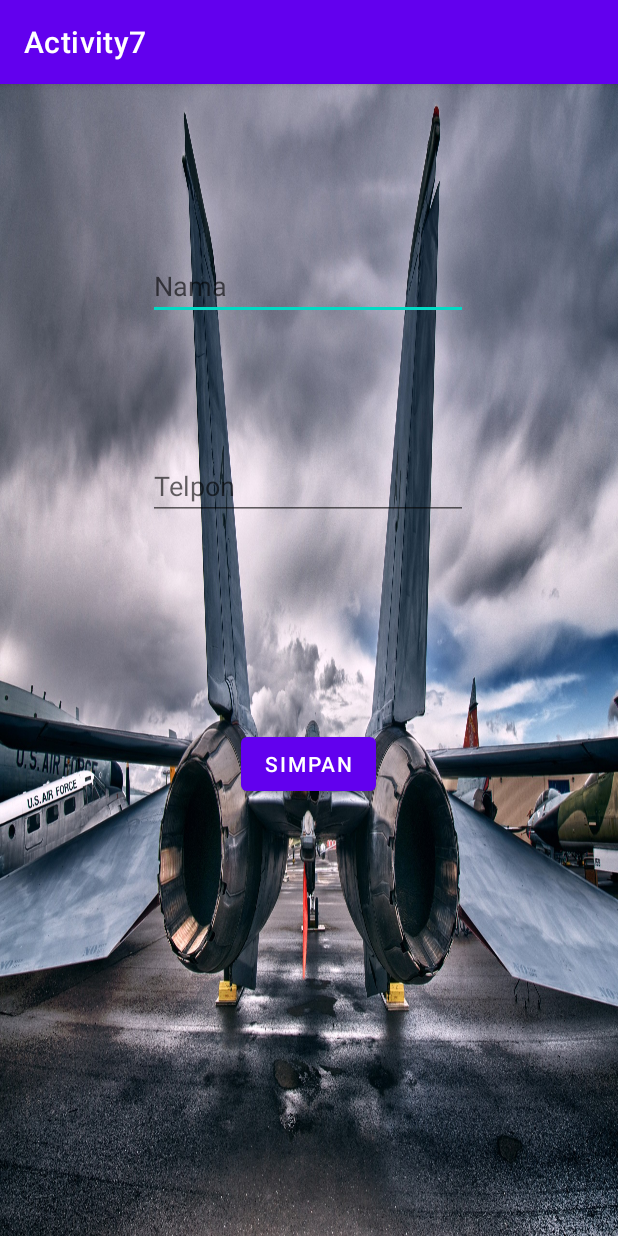
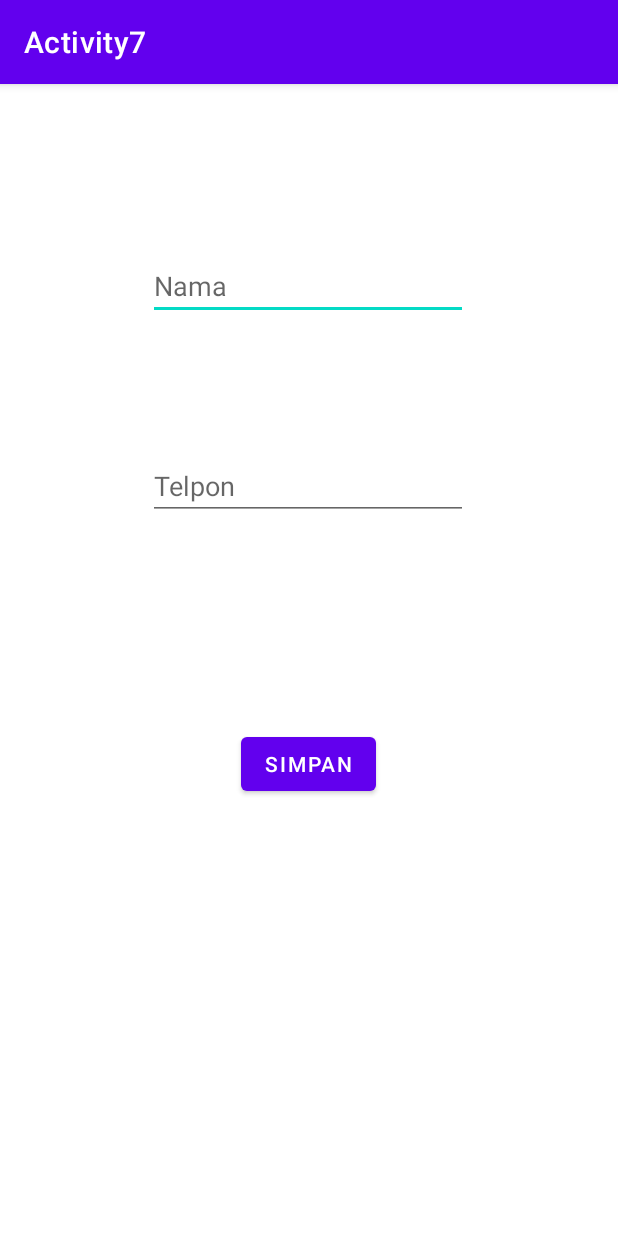
Before and after one commit to ElfandiraHIdayat/Activity, an Android app: the TambahTeman screen opened directly, with no data from a screen before it, on a phone screen of 412 x 824 dp. Run offline under Robolectric (Android 15) with nearby library versions, the phone set to English and light mode, and no system bars; our stand-ins replace Volley; network calls fail.

Commit message:
Activity7 & Activity8

```diff
--- a/app/src/main/res/layout/activity_tambah_teman.xml
+++ b/app/src/main/res/layout/activity_tambah_teman.xml
@@ -4,7 +4,6 @@
     xmlns:tools="http://schemas.android.com/tools"
     android:layout_width="match_parent"
     android:layout_height="match_parent"
-    android:background="@drawable/ranta"
     tools:context=".TambahTeman">
 
     <EditText
```
